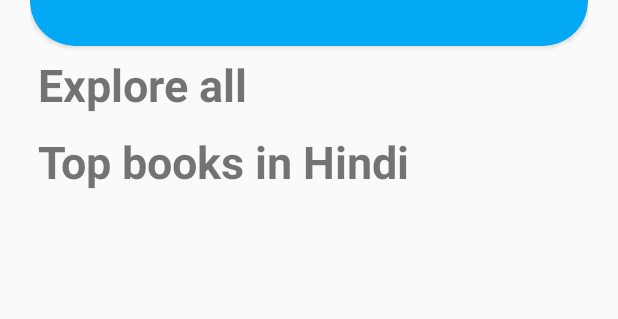
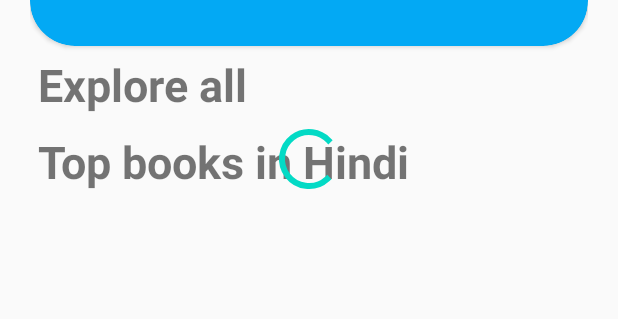
Before and after one commit to tirth19/Fastbook_new, an Android app: the layout activity_home.xml on its own in the app's theme, with its tools: preview values and no code run, on a phone screen of 412 x 824 dp. Shown: the part 269-588 px from the top of the screen. Run offline under Robolectric (Android 15) with nearby library versions, the phone set to English and light mode, and no system bars; plain views replace BottomNavigationViewEx.

Commit message:
Updated AsyncTask to fetch data from DB in HomeActivity

```diff
--- a/app/src/main/res/layout/activity_home.xml
+++ b/app/src/main/res/layout/activity_home.xml
@@ -91,7 +91,8 @@
                         android:layout_width="match_parent"
                         android:layout_height="wrap_content"
                         android:layout_below="@+id/heading"
-                        android:id="@+id/recycler_view"/>
+                        android:id="@+id/recycler_view"
+                        />
                     <TextView
                         android:layout_width="wrap_content"
                         android:layout_height="wrap_content"
@@ -107,6 +108,12 @@
                         android:layout_height="wrap_content"
                         android:layout_below="@+id/heading2"
                         android:id="@+id/recycler_view2"/>
+                    <ProgressBar
+                        android:layout_width="match_parent"
+                        android:layout_height="wrap_content"
+                        android:id="@+id/loadingPanel"
+                        android:indeterminate="true"
+                        android:layout_below="@id/heading"/>
 
                 </RelativeLayout>
             </ScrollView>
```
Also changed, not shown: app/src/main/java/com/gyansaarthi/fastbook/Home/HomeActivity.java (+47 -10 lines).
